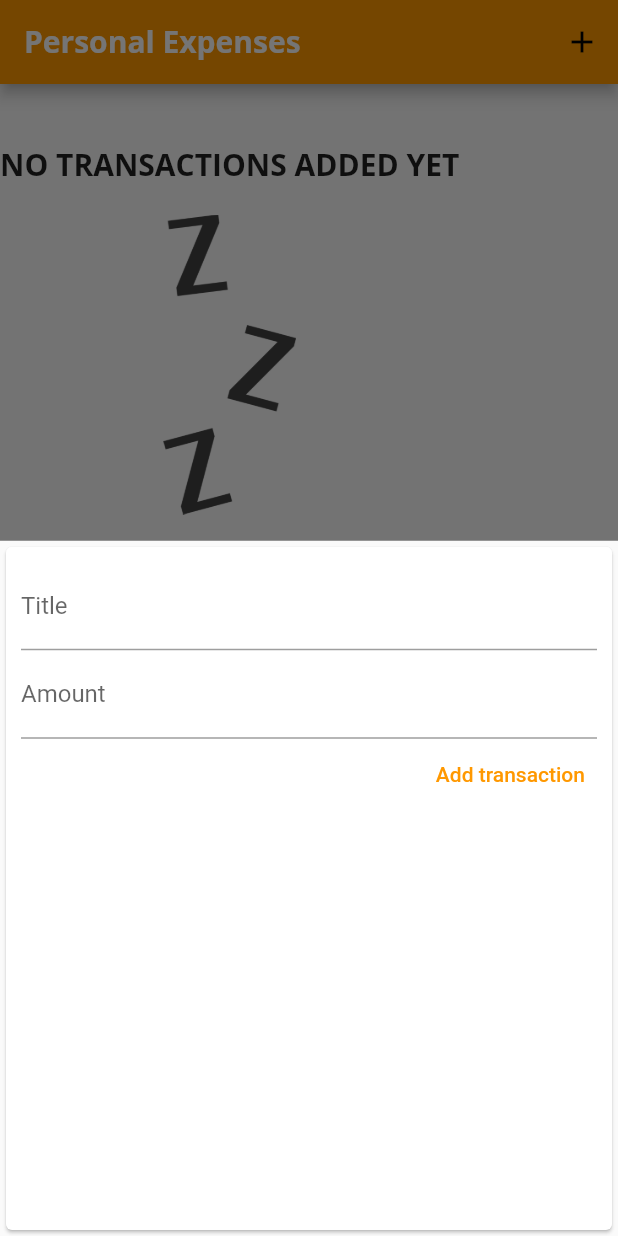
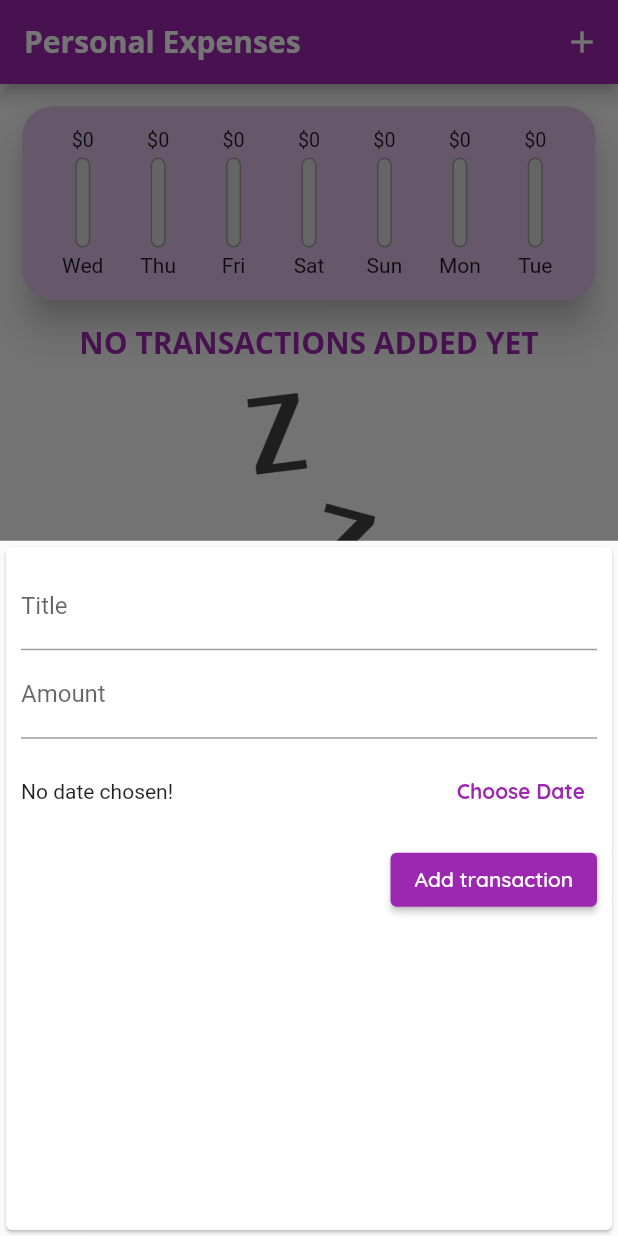
Before and after one commit to wacky-tacky/expense_tracker_app, a Flutter app: the screen it shows after launch, after a tap on the "add" icon, on a phone screen of 412 x 824 dp. Run offline on Flutter 3.47's test engine with Material 2 defaults, Android fonts, the light colour scheme and no system bars.

Commit message:
almostDone
- chart bar completed
- date picker added
- delete transaction added
- more formatting to theme and cards done

```diff
--- a/lib/main.dart
+++ b/lib/main.dart
@@ -13,14 +13,17 @@ class MyApp extends StatelessWidget {
     return MaterialApp(
       title: 'Personal Expenses',
       theme: ThemeData(
-        primarySwatch: Colors.orange,
+        primarySwatch: Colors.purple,
         fontFamily: 'Quicksand',
+        errorColor: Colors.pink,
         textTheme: ThemeData.light().textTheme.copyWith(
               headline6: TextStyle(
                 fontFamily: 'OpenSans',
                 fontSize: 20,
                 fontWeight: FontWeight.bold,
+                color: Colors.purple,
               ),
+              button: TextStyle(color: Colors.white),
             ),
         appBarTheme: AppBarTheme(
           titleTextStyle: TextStyle(
@@ -68,11 +71,18 @@ class _MyHomePageState extends State<MyHomePage> {
     }).toList();
   }
 
-  void _addNewTransaction(String txTitle, double txAmount) {
+  void _deleteTransaction(String id) {
+    setState(() {
+      _userTransactions.removeWhere((tx) => tx.id == id);
+    });
+  }
+
+  void _addNewTransaction(
+      String txTitle, double txAmount, DateTime chosenDate) {
     final newTx = Transaction(
       title: txTitle,
       amount: txAmount,
-      date: DateTime.now(),
+      date: chosenDate,
       id: DateTime.now().toString(),
     );
 
@@ -111,7 +121,7 @@ class _MyHomePageState extends State<MyHomePage> {
           crossAxisAlignment: CrossAxisAlignment.center,
           children: <Widget>[
             Chart(_recentTransactions),
-            TransactionList(_userTransactions),
+            TransactionList(_userTransactions, _deleteTransaction),
           ],
         ),
       ),
--- a/lib/widgets/chart.dart
+++ b/lib/widgets/chart.dart
@@ -1,6 +1,7 @@
 import 'package:flutter/material.dart';
 import 'package:tracker_hui/models/transaction.dart';
 import 'package:intl/intl.dart';
+import 'package:tracker_hui/widgets/chart_bar.dart';
 
 class Chart extends StatelessWidget {
   final List<Transaction> recentTransactions;
@@ -22,20 +23,49 @@ class Chart extends StatelessWidget {
           totalSum += recentTransactions[i].amount!;
         }
       }
-      print(DateFormat.E(weekDay));
+      print(DateFormat.E().format(weekDay));
       print(totalSum);
       return {
-        'day': DateFormat.E(weekDay),
+        'day': DateFormat.E().format(weekDay),
         'amount': totalSum,
       };
+    }).reversed.toList();
+  }
+
+  double get totalSpending {
+    return groupedTransactionValues.fold(0.0, (sum, item) {
+      return sum + ((item['amount']) as double);
     });
   }
 
   @override
   Widget build(BuildContext context) {
+    print(groupedTransactionValues);
     return Card(
-      elevation: 6,
-      margin: EdgeInsets.all(20),
+      shape: RoundedRectangleBorder(
+        borderRadius: BorderRadius.circular(20.0), // Set the border radius
+      ),
+      color: Theme.of(context).primaryColorLight,
+      elevation: 10,
+      margin: EdgeInsets.all(15),
+      child: Container(
+        padding: EdgeInsets.all(15),
+        child: Row(
+          mainAxisAlignment: MainAxisAlignment.spaceAround,
+          children: groupedTransactionValues.map((data) {
+            return Flexible(
+              fit: FlexFit.tight,
+              child: ChartBar(
+                (data['day']) as String,
+                (data['amount']) as double,
+                totalSpending == 0.00
+                    ? 0.00
+                    : ((data['amount']) as double) / totalSpending,
+              ),
+            );
+          }).toList(),
+        ),
+      ),
     );
   }
 }
--- /dev/null
+++ b/lib/widgets/chart_bar.dart
@@ -0,0 +1,54 @@
+import 'package:flutter/material.dart';
+
+class ChartBar extends StatelessWidget {
+  final String label;
+  final double spendingAmount;
+  final double spendingPctOfTotal;
+
+  ChartBar(this.label, this.spendingAmount, this.spendingPctOfTotal);
+
+  @override
+  Widget build(BuildContext context) {
+    return Column(
+      children: <Widget>[
+        Container(
+          height: 15,
+          child: FittedBox(
+            child: Text('\$${spendingAmount.toStringAsFixed(0)}'),
+          ),
+        ),
+        SizedBox(
+          height: 4,
+        ),
+        Container(
+          height: 60,
+          width: 10,
+          child: Stack(
+            children: <Widget>[
+              Container(
+                decoration: BoxDecoration(
+                  border: Border.all(color: Colors.grey, width: 1.0),
+                  color: Color.fromRGBO(220, 220, 220, 1),
+                  borderRadius: BorderRadius.circular(10),
+                ),
+              ),
+              FractionallySizedBox(
+                heightFactor: spendingPctOfTotal,
+                child: Container(
+                  decoration: BoxDecoration(
+                    color: Theme.of(context).primaryColorDark,
+                    borderRadius: BorderRadius.circular(10),
+                  ),
+                ),
+              )
+            ],
+          ),
+        ),
+        SizedBox(
+          height: 4,
+        ),
+        Text(label),
+      ],
+    );
+  }
+}
--- a/lib/widgets/new_transaction.dart
+++ b/lib/widgets/new_transaction.dart
@@ -1,4 +1,5 @@
 import 'package:flutter/material.dart';
+import 'package:intl/intl.dart';
 
 class NewTransaction extends StatefulWidget {
   final Function addTx;
@@ -10,23 +11,43 @@ class NewTransaction extends StatefulWidget {
 }
 
 class _NewTransactionState extends State<NewTransaction> {
-  final titleController = TextEditingController();
+  final _titleController = TextEditingController();
+  final _amountController = TextEditingController();
+  DateTime? _selectedDate;
 
-  final amountController = TextEditingController();
+  void _submitData() {
+    final enteredTitle = _titleController.text;
+    final enteredAmount = double.parse(_amountController.text);
 
-  void submitData() {
-    final enteredTitle = titleController.text;
-    final enteredAmount = double.parse(amountController.text);
+    if (_amountController.text.isEmpty) {
+      return;
+    }
 
-    if (enteredTitle.isEmpty || enteredAmount <= 0) {
+    if (enteredTitle.isEmpty || enteredAmount <= 0 || _selectedDate == null) {
       return;
     }
     widget.addTx(
       enteredTitle,
       enteredAmount,
+      _selectedDate,
     );
 
     Navigator.of(context).pop();
+  }
+
+  void _presentDatePicker() {
+    showDatePicker(
+      context: context,
+      initialDate: DateTime.now(),
+      firstDate: DateTime(2020),
+      lastDate: DateTime.now(),
+    ).then((pickedDate) {
+      if (pickedDate == null) return;
+      setState(() {
+        _selectedDate = pickedDate;
+      });
+    });
+    print('...');
   }
 
   @override
@@ -39,24 +60,48 @@ class _NewTransactionState extends State<NewTransaction> {
           children: <Widget>[
             TextField(
               decoration: InputDecoration(labelText: 'Title'),
-              controller: titleController,
-              onSubmitted: (_) => submitData(),
+              controller: _titleController,
+              onSubmitted: (_) => _submitData(),
               // onChanged: (val) {
               //   titleInput = val;
               // },
             ),
             TextField(
               decoration: InputDecoration(labelText: 'Amount'),
-              controller: amountController,
+              controller: _amountController,
               keyboardType: TextInputType.number,
-              onSubmitted: (_) => submitData(),
+              onSubmitted: (_) => _submitData(),
               // onChanged: (val) {
               //   amountInput = val;
               // },
             ),
-            TextButton(
-              onPressed: submitData,
-              child: Text('Add transaction'),
+            Container(
+              height: 70,
+              child: Row(
+                children: <Widget>[
+                  Expanded(
+                    child: Text(
+                      _selectedDate == null
+                          ? 'No date chosen!'
+                          : 'Picked date: ${DateFormat.yMd().format(_selectedDate!)}',
+                    ),
+                  ),
+                  TextButton(
+                    onPressed: _presentDatePicker,
+                    child: Text(
+                      'Choose Date',
+                      style: TextStyle(fontWeight: FontWeight.bold),
+                    ),
+                  )
+                ],
+              ),
+            ),
+            ElevatedButton(
+              onPressed: _submitData,
+              child: Text(
+                'Add transaction',
+                style: TextStyle(color: Colors.white),
+              ),
             )
           ],
         ),
```
Also changed, not shown: lib/widgets/transaction_list.dart (+74 -36 lines).
